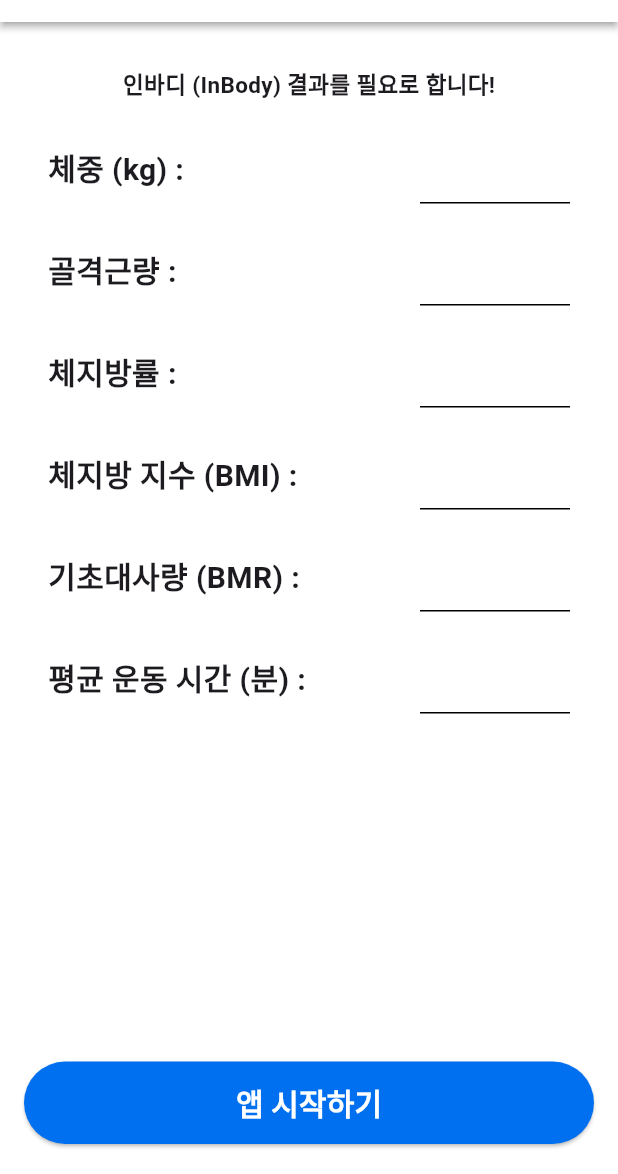
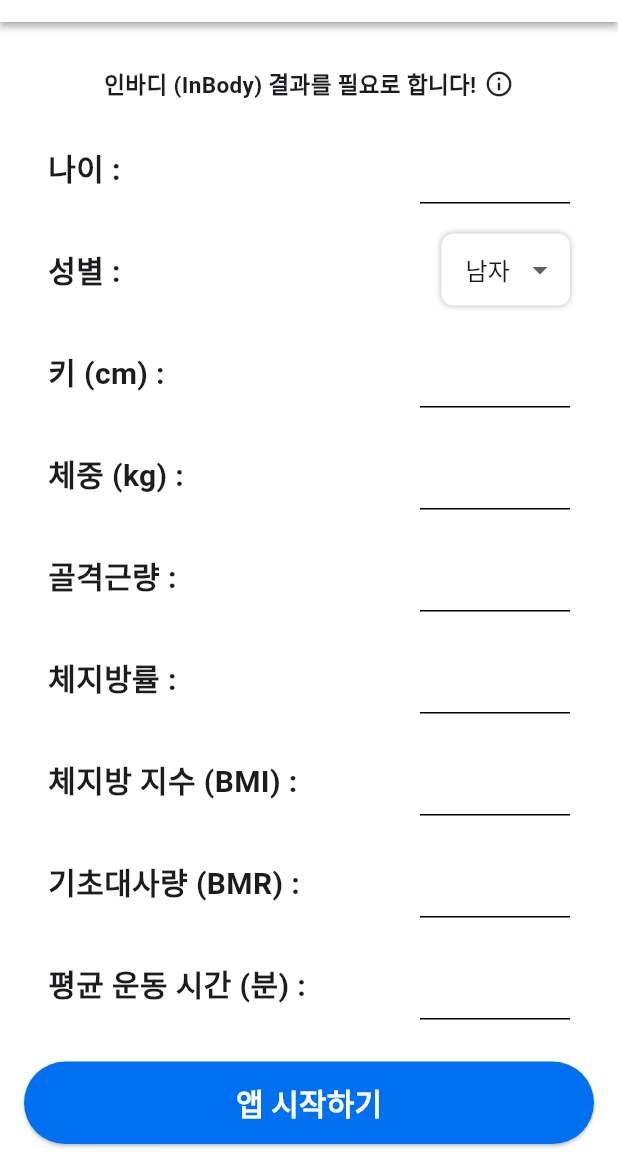
Before and after one commit to HaRoPal/HaRoPal_FE, a Flutter app: the InputInformationPage screen opened directly, on a phone screen of 412 x 824 dp, the part 62-1236 px from its top. Run offline on Flutter 3.47's test engine with Material 3 defaults, Android fonts, the phone set to English and light mode, and no system bars; our stand-ins replace dio, fl_chart, flutter_dotenv, flutter_secure_storage, get; missing offline and left inert: flutter_gen_ai_chat_ui, streak_calendar; accounts and stored records are empty.

Commit message:
[FEAT]: CheckBox 및 다른 페이지 세세 수정

```diff
--- a/lib/init_controllers.dart
+++ b/lib/init_controllers.dart
@@ -2,6 +2,7 @@ import 'package:get/get.dart';
 import 'package:haropal/controllers/routine_controller.dart';
 
 import 'controllers/community_controller.dart';
+import 'controllers/input_information_controller.dart';
 import 'controllers/personal_page_controller.dart';
 import 'controllers/specific_page_controller.dart';
 import 'controllers/statistics_page_controller.dart';
@@ -12,4 +13,5 @@ void initControllers() {
   Get.put(PersonalPageController());
   Get.put(SpecificPageController());
   Get.put(StatisticsPageController());
+  Get.put(InputInformationController());
 }
--- /dev/null
+++ b/lib/pages/input_information_page/components/check_box.dart
@@ -0,0 +1,70 @@
+import 'package:flutter/material.dart';
+import 'package:get/get.dart';
+
+import '../../../controllers/input_information_controller.dart';
+
+class CheckBox extends StatefulWidget {
+  final String checkName;
+  const CheckBox({super.key, required this.checkName});
+
+  @override
+  State<CheckBox> createState() => _CheckBoxState();
+}
+
+class _CheckBoxState extends State<CheckBox> {
+
+  @override
+  Widget build(BuildContext context) {
+    final controller = Get.find<InputInformationController>();
+    return Padding(
+      padding: const EdgeInsets.symmetric(horizontal: 32, vertical: 10),
+      child: Row(
+        mainAxisAlignment: MainAxisAlignment.spaceBetween,
+        children: [
+          Text(
+            widget.checkName,
+            style: const TextStyle(
+              fontSize: 20,
+              fontWeight: FontWeight.bold,
+            ),
+          ),
+
+          Container(
+            decoration: BoxDecoration(
+              color: Colors.white,
+              borderRadius: BorderRadius.circular(8),
+              boxShadow: [
+                BoxShadow(
+                  color: Colors.black26,
+                  blurRadius: 3,
+                  offset: Offset(0, 0),
+                ),
+              ],
+            ),
+            padding: EdgeInsets.symmetric(horizontal: 8),
+            child: DropdownButton<String>(
+              value: controller.gender.value,
+              hint: const Text("선택"),
+              dropdownColor: Colors.white,
+              underline: SizedBox(),
+              items: ["남자", "여자"].map((value) {
+                return DropdownMenuItem(
+                  value: value,
+                  child: Padding(
+                    padding: const EdgeInsets.all(8.0),
+                    child: Text(value),
+                  ),
+                );
+              }).toList(),
+              onChanged: (newValue) {
+                setState(() {
+                  controller.gender.value = newValue!;
+                });
+              },
+            ),
+          ),
+        ],
+      ),
+    );
+  }
+}
--- a/lib/pages/input_information_page/components/check_list.dart
+++ b/lib/pages/input_information_page/components/check_list.dart
@@ -1,4 +1,5 @@
 import 'package:flutter/material.dart';
+import 'package:flutter/services.dart';
 
 class CheckList extends StatelessWidget {
   final String checkName;
@@ -22,7 +23,11 @@ class CheckList extends StatelessWidget {
           SizedBox(
             width: 100,
             child: TextField(
-              controller: checkController, //TODO: Connect Controller
+              controller: checkController,
+              keyboardType: TextInputType.number,
+              inputFormatters: [
+                FilteringTextInputFormatter.digitsOnly
+              ],
               textAlign: TextAlign.end,
               cursorColor: Colors.black,
               decoration: InputDecoration(
--- a/lib/pages/input_information_page/input_information_page.dart
+++ b/lib/pages/input_information_page/input_information_page.dart
@@ -3,7 +3,9 @@ import 'package:get/get.dart';
 
 import '../../components/appbar/app_bar_with_title_without_hamburger.dart';
 import '../../components/button/bottom_navigation_bar_button.dart';
+import '../../controllers/input_information_controller.dart';
 import '../chat_page/chat_page.dart' show ChatPage;
+import 'components/check_box.dart';
 import 'components/check_list.dart';
 
 //TODO: Exception Handling for TextField
@@ -12,37 +14,98 @@ class InputInformationPage extends StatelessWidget {
 
   @override
   Widget build(BuildContext context) {
+    final controller = Get.find<InputInformationController>();
     return Scaffold(
       backgroundColor: Colors.white,
       appBar: AppBarWithTitleWithoutHamburger(title: '개인 정보 입력'),
-      body: Padding(
+      body: SingleChildScrollView(
+        child: Padding(
           padding: const EdgeInsets.only(top: 20.0),
           child: Column(
-          // TODO: Connect TextEditingController for each CheckList
             children: [
               Padding(
                 padding: const EdgeInsets.symmetric(vertical: 10.0),
-              child: Text(
+                child: Row(
+                  mainAxisAlignment: MainAxisAlignment.center,
+                  children: [
+                    Text(
                         '인바디 (InBody) 결과를 필요로 합니다!',
                       style: TextStyle(
                         fontWeight: FontWeight.bold,
                         fontSize: 15
                       ),
                     ),
+                    Padding(
+                      padding: const EdgeInsets.only(left: 5.0),
+                      child: InkWell(
+                        onTap: () {
+                          showDialog(
+                            context: context,
+                            builder: (context) {
+                              return AlertDialog(
+                                backgroundColor: Colors.white,
+                                content: Column(
+                                  mainAxisSize: MainAxisSize.min,
+                                  crossAxisAlignment: CrossAxisAlignment.start,
+                                  children: [
+                                    Text("골격근량·체지방률·BMI·BMR의 경우",),
+                                    Text("나머지 값만 입력해주시면",),
+                                    Text("자동으로 계산해드립니다!\n"),
+                                    Text('직접 입력하실 경우에는'),
+                                    Text('이 네 가지 값을 모두 입력해야 합니다.')
+                                  ],
                                 ),
-            CheckList(checkName: '체중 (kg) : ', checkController: TextEditingController()),
-            CheckList(checkName: '골격근량 : ', checkController: TextEditingController()),
-            CheckList(checkName: '체지방률 : ', checkController: TextEditingController()),
-            CheckList(checkName: '체지방 지수 (BMI) : ', checkController: TextEditingController()),
-            CheckList(checkName: '기초대사량 (BMR) : ', checkController: TextEditingController()),
-            CheckList(checkName: '평균 운동 시간 (분) : ', checkController: TextEditingController()),
+                                insetPadding: EdgeInsets.all(20),
+                              );
+                            },
+                          );
+                        },
+                        child: Icon(
+                          Icons.info_outline,
+                          size: 20,
+                        ),
+                      )
+                    ),
                   ],
+                ),
+              ),
+              CheckList(checkName: '나이 : ', checkController: controller.ageController),
+              CheckBox(checkName: '성별 : '),
+              CheckList(checkName: '키 (cm) : ', checkController: controller.heightController),
+              CheckList(checkName: '체중 (kg) : ', checkController: controller.weightController),
+              CheckList(checkName: '골격근량 : ', checkController: controller.muscleMassController),
+              CheckList(checkName: '체지방률 : ', checkController: controller.bodyFatPercentageController),
+              CheckList(checkName: '체지방 지수 (BMI) : ', checkController: controller.bmiController),
+              CheckList(checkName: '기초대사량 (BMR) : ', checkController: controller.bmrController),
+              CheckList(checkName: '평균 운동 시간 (분) : ', checkController: controller.workoutMinutesController),
+            ],
+          ),
         ),
       ),
       bottomNavigationBar: BottomNavigationBarButton(
         buttonName: '앱 시작하기',
         onPressed: () {
-          Get.off(() => ChatPage());
+          if (controller.checkData()) {
+            controller.sendData();
+          } else {
+            Get.snackbar(
+              '오류 발생!',
+              '입력 필드를 확인해주세요!',
+              backgroundColor: Color(0xFFFFFFFF),
+              colorText: Colors.black,
+              borderRadius: 12,
+              margin: EdgeInsets.all(16),
+              snackPosition: SnackPosition.TOP,
+              duration: Duration(seconds: 2),
+              boxShadows: [
+                BoxShadow(
+                  color: Colors.black26,
+                  blurRadius: 8,
+                  offset: Offset(0, 3),
+                ),
+              ],
+            );
+          }
         }),
     );
   }
--- a/lib/pages/login_page/start_page.dart
+++ b/lib/pages/login_page/start_page.dart
@@ -1,9 +1,9 @@
 import 'package:flutter/material.dart';
 import 'package:get/get.dart';
-import 'package:haropal/pages/login_page/sign_in_page.dart';
-import 'package:haropal/pages/login_page/sign_up_page.dart';
 
 import '../input_information_page/input_information_page.dart';
+import 'sign_in_page.dart';
+import 'sign_up_page.dart';
 
 class StartPage extends StatelessWidget {
   const StartPage({super.key});
```
Also changed, not shown: lib/controllers/input_information_controller.dart (added, +92 -0 lines), lib/controllers/login_controller.dart (added, +7 -0 lines), lib/pages/login_page/splash_page.dart (+8 -7 lines), lib/services/http/users/put_profile.dart (added, +46 -0 lines). Lines whose indentation alone changed are shown as unchanged.
